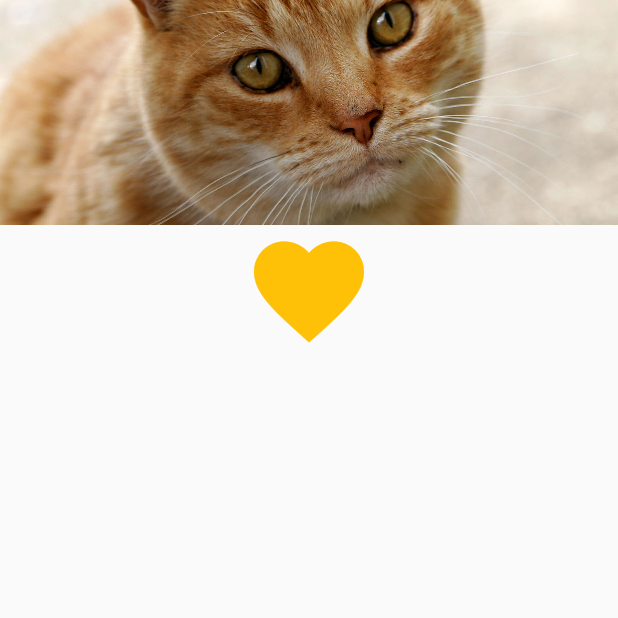
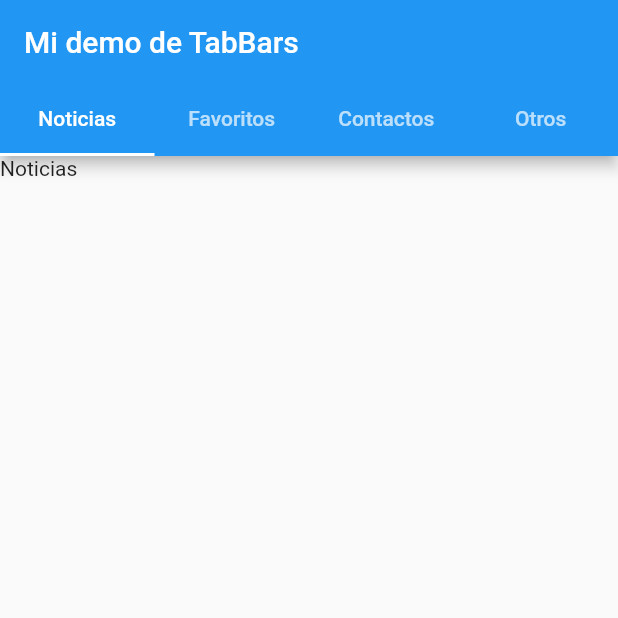
Before and after one commit to GiovanniSolano/Componentes-b-sicos---Flutter, a Flutter app: the screen it shows after launch, on a phone screen of 412 x 824 dp, the top half of it. Run offline on Flutter 3.47's test engine with Material 2 defaults, Android fonts, the phone set to English and light mode, and no system bars.

Commit message:
Componenets basicos - TabBar

```diff
--- a/lib/main.dart
+++ b/lib/main.dart
@@ -43,30 +43,66 @@ class MyHomePage extends StatefulWidget {
 class _MyHomePageState extends State<MyHomePage> {
   @override
   Widget build(BuildContext context) {
-    return SafeArea(
+    return DefaultTabController(
+        length: 4,
         child: Scaffold(
-            body: Column(
-      children: [
-        SizedBox(
-            width: MediaQuery.of(context).size.width,
-            child: Image(
-                height: 150,
-                fit: BoxFit.fitWidth,
-                filterQuality: FilterQuality.high,
-                // repeat: ImageRepeat.repeat,
-
-                image: AssetImage('assets/images/Cat03.jpg'))),
-
-        // icono
-        Icon(
-          Icons.favorite,
-          color: Colors.amber,
-          size: 88,
-        )
-      ],
-    )));
+            appBar: AppBar(
+              title: Text("Mi demo de TabBars"),
+              bottom: TabBar(
+                tabs: [
+                  Tab(
+                    text: "Noticias",
+                  ),
+                  Tab(
+                    text: "Favoritos",
+                  ),
+                  Tab(
+                    text: "Contactos",
+                  ),
+                  Tab(
+                    text: "Otros",
+                  ),
+                ],
+              ),
+            ),
+            body: Center(
+              child: TabBarView(children: [
+                Text("Noticias"),
+                Text("Favoritos"),
+                Text("Contactos"),
+                Text("Otros"),
+              ]),
+            )));
   }
 }
+// Imagenes e iconos
+// class _MyHomePageState extends State<MyHomePage> {
+//   @override
+//   Widget build(BuildContext context) {
+//     return SafeArea(
+//         child: Scaffold(
+//             body: Column(
+//       children: [
+//         SizedBox(
+//             width: MediaQuery.of(context).size.width,
+//             child: Image(
+//                 height: 150,
+//                 fit: BoxFit.fitWidth,
+//                 filterQuality: FilterQuality.high,
+//                 // repeat: ImageRepeat.repeat,
+
+//                 image: AssetImage('assets/images/Cat03.jpg'))),
+
+//         // icono
+//         Icon(
+//           Icons.favorite,
+//           color: Colors.amber,
+//           size: 88,
+//         )
+//       ],
+//     )));
+//   }
+// }
 
 class ButtonToScreenNumber2 extends StatelessWidget {
   @override
```
